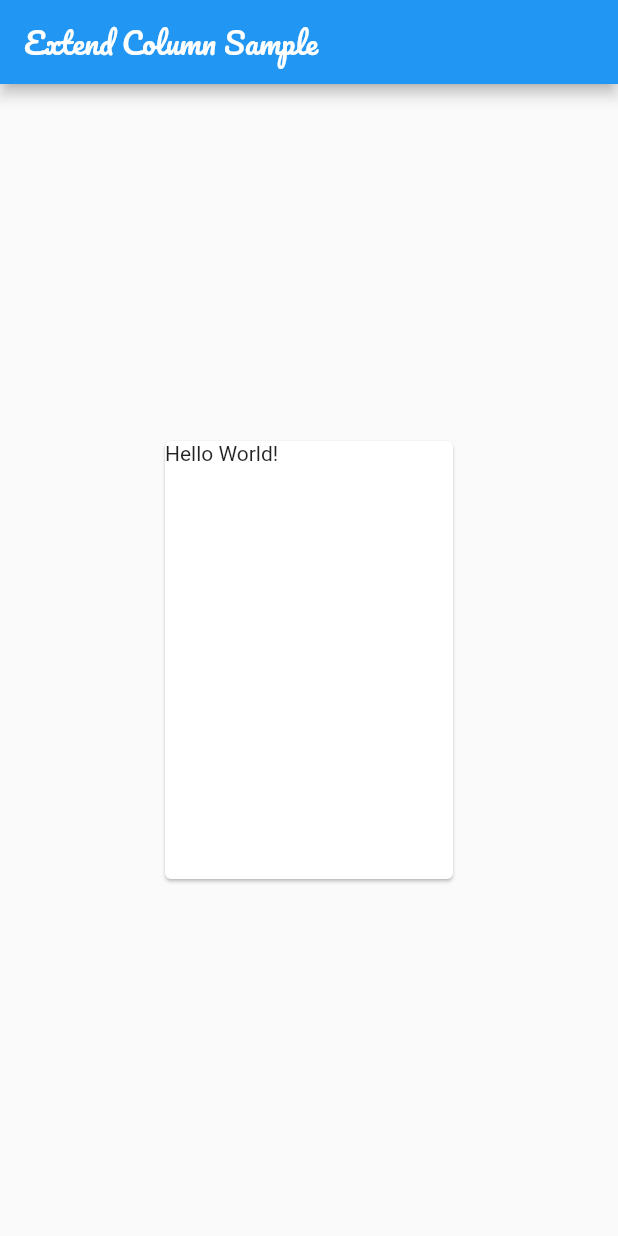
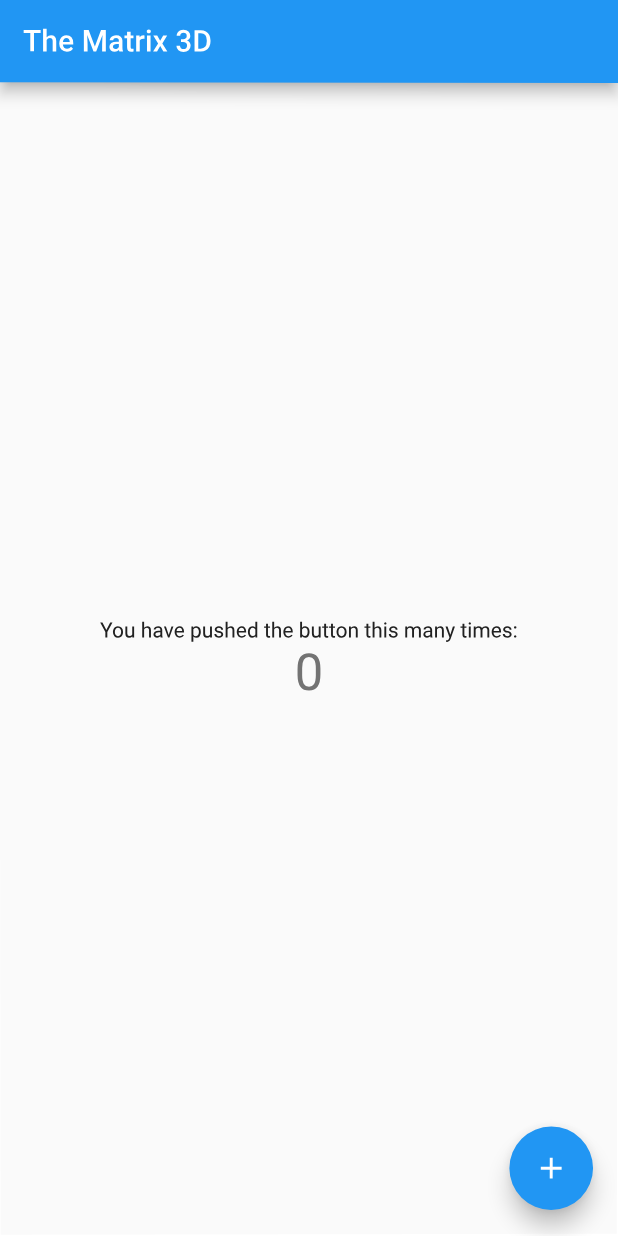
Before and after one commit to Naruse-Kazuki/-Matrix3D, a Flutter app: the screen it shows after launch, on a phone screen of 412 x 824 dp. Run offline on Flutter 3.47's test engine with Material 2 defaults, Android fonts, the phone set to English and light mode, and no system bars; our stand-ins replace google_fonts.

Commit message:
Matrix3D

```diff
--- a/lib/main.dart
+++ b/lib/main.dart
@@ -4,40 +4,133 @@ import 'package:google_fonts/google_fonts.dart';
 void main() => runApp(MyApp());
 
 class MyApp extends StatelessWidget {
-  static const String _title = "Flutter Code Sample";
-
   @override
   Widget build(BuildContext context) {
     return MaterialApp(
-      title: _title,
-      home: MyStatelessWidget(),
+      title: 'Perspective',
+      theme: ThemeData(
+        primarySwatch: Colors.blue,
+      ),
+      home: MyHomePage(),
     );
   }
 }
 
-class MyStatelessWidget extends StatelessWidget {
-  MyStatelessWidget({Key key}) : super(key: key);
+class MyHomePage extends StatefulWidget {
+  MyHomePage({Key key}) : super(key: key); // changed
+
+  @override
+  _MyHomePageState createState() => _MyHomePageState();
+}
+
+class _MyHomePageState extends State<MyHomePage> {
+  int _counter = 0;
+  Offset _offset = Offset(0.4, 0.7); // new
+
+  void _incrementCounter() {
+    setState(() {
+      _counter++;
+    });
+  }
 
   @override
   Widget build(BuildContext context) {
+    return Transform(  // Transform widget
+      transform: Matrix4.identity()
+        ..setEntry(3, 2, 0.001) // perspective
+        ..rotateX(0.01 * _offset.dy)
+        ..rotateY(-0.01 * _offset.dx),
+      alignment: FractionalOffset.center,
+      child: GestureDetector(
+        onPanUpdate: (details) => setState(() => _offset += details.delta),
+        onDoubleTap: () => setState(() => _offset = Offset.zero),
+        child: _defaultApp(context),
+      ),
+    );
+  }
+
+  _defaultApp(BuildContext context) {  // new
     return Scaffold(
       appBar: AppBar(
-        title: Text(
-            "Extend Column Sample",
-          style: GoogleFonts.pacifico(),
+        title: Text('The Matrix 3D'), // changed
+      ),
+      body: Center(
+        child: Column(
+          mainAxisAlignment: MainAxisAlignment.center,
+          children: [
+            Text(
+              'You have pushed the button this many times:',
+            ),
+            Text(
+              '$_counter',
+              style: Theme.of(context).textTheme.display1,
+            ),
+          ],
         ),
       ),
-      body: Center(
-        child: SizedBox(
-          width: 200,
-          height: 300,
-          child: const Card(child: Text("Hello World!")),
-        )
-
-      )
+      floatingActionButton: FloatingActionButton(
+        onPressed: _incrementCounter,
+        tooltip: 'Increment',
+        child: Icon(Icons.add),
+      ),
     );
   }
+
 }
+
+
+
+
+
+
+
+
+
+
+
+
+
+
+
+
+
+
+
+
+
+
+
+
+
+//class MyStatelessWidget extends StatelessWidget {
+//  MyStatelessWidget({Key key}) : super(key: key);
+//
+//  @override
+//  Widget build(BuildContext context) {
+//    return Scaffold(
+//      appBar: AppBar(
+//        title: Text(
+//            "Extend Column Sample",
+//          style: GoogleFonts.pacifico(),
+//        ),
+//      ),
+//      body: Center(
+//        child: Container(
+//          color: Colors.black,
+//          child: Transform(
+//            alignment: Alignment.topRight,
+//            transform: Matrix4.skewY(0.3)..rotateZ(-math.pi / 12.0),
+//            child: Container(
+//              padding: const EdgeInsets.all(8.0),
+//              color: const Color(0xFFE8581C),
+//              child: const Text('Apartment for rent!'),
+//            ),
+//          ),
+//        )
+//      ),
+//    );
+//  }
+//}
 
 
 
```
